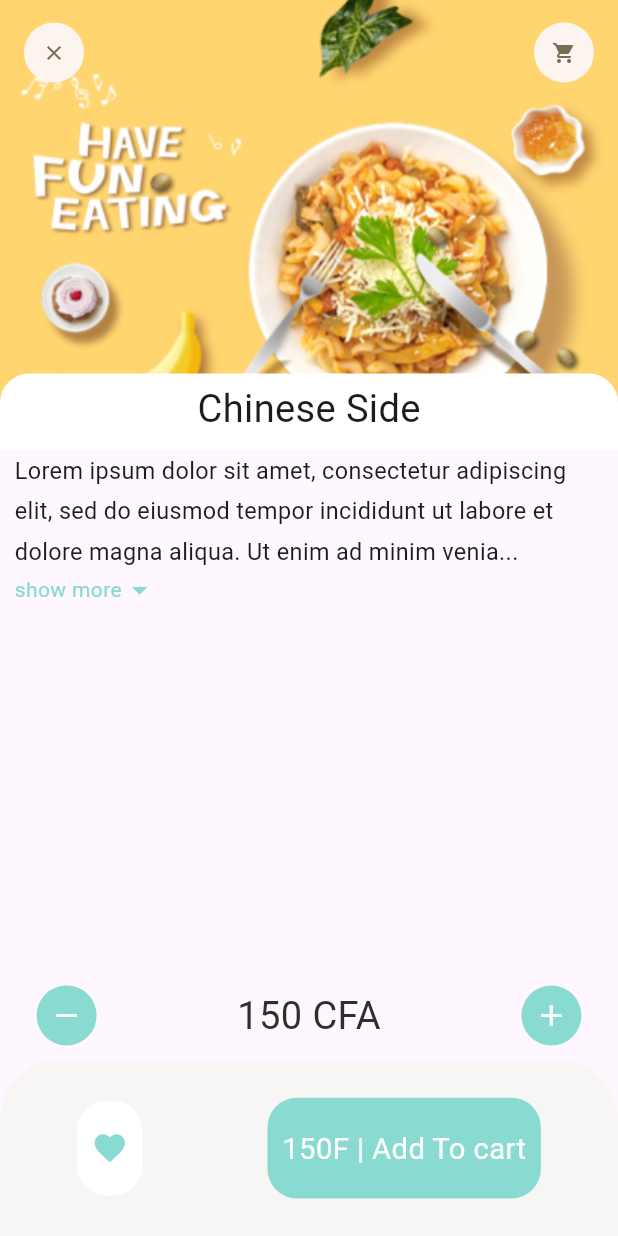
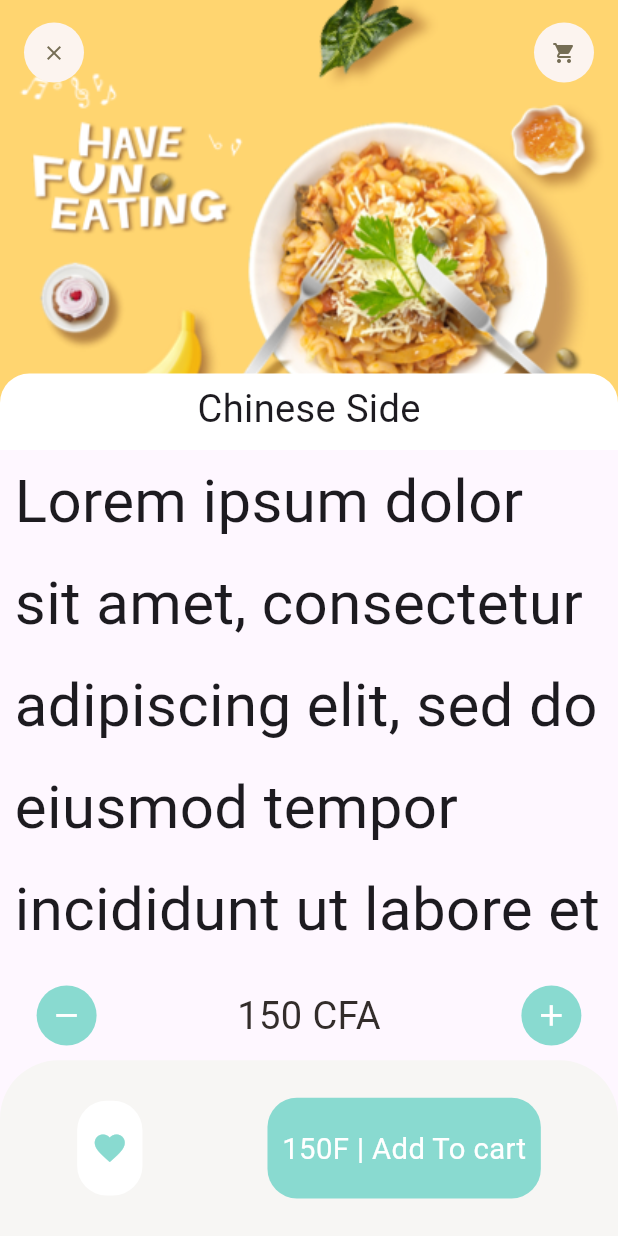
Before and after one commit to kiboMarcel/food_delivery, a Flutter app: the screen it shows after launch, on a phone screen of 412 x 824 dp. Run offline on Flutter 3.47's test engine with Material 2 defaults, Android fonts, the phone set to English and light mode, and no system bars; our stand-ins replace dots_indicator, get; Roboto replaces fonts that are missing (Poppin).

Commit message:
end ui #3

```diff
--- a/lib/presentations/widgets/expendable_text_widget.dart
+++ b/lib/presentations/widgets/expendable_text_widget.dart
@@ -37,12 +37,12 @@ class _ExpendableTextWidget extends State<ExpendableTextWidget> {
         child: secondHalf.isEmpty
             ? Text(
                 firstHalf,
-                style: TextStyle(fontSize: Dimensions.font16, height: 1.7),
+                style: TextStyle(fontSize: 40, height: 1.7),
               )
             : Column(children: [
                 Text(
                   hiddenText ? ("$firstHalf...") : (firstHalf + secondHalf),
-                  style: TextStyle(fontSize: Dimensions.font16, height: 1.7),
+                  style: TextStyle(fontSize: 40, height: 1.7),
                 ),
                 InkWell(
                   onTap: () {
```
